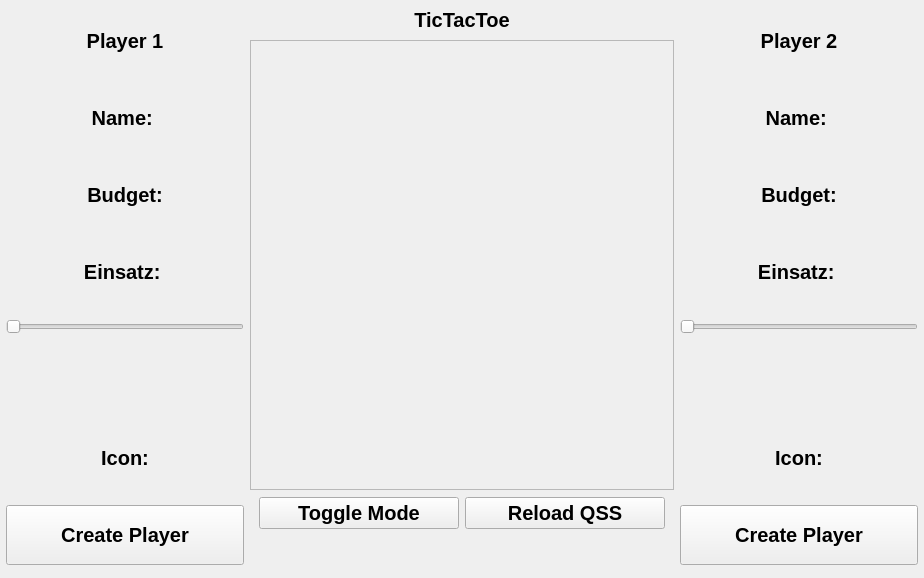
Before: the Qt Designer form uiFiles/mainWindow.ui in HausMeister008/TikTakToeWithDavid, drawn with Qt 5.
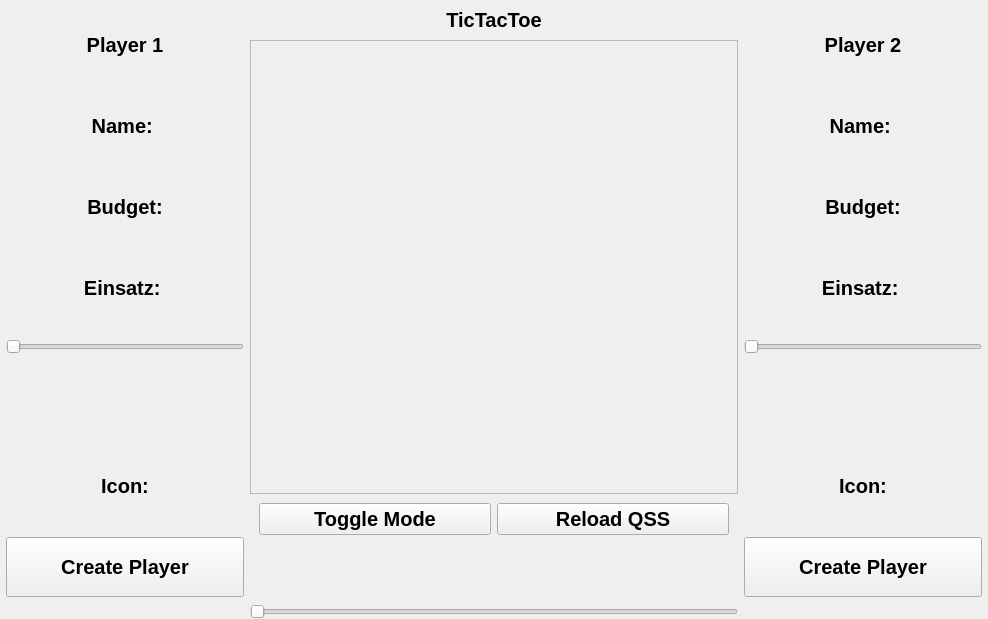
After: the same form once the commit is applied.

```diff
--- a/uiFiles/mainWindow.ui
+++ b/uiFiles/mainWindow.ui
@@ -6,10 +6,16 @@
    <rect>
     <x>0</x>
     <y>0</y>
-    <width>924</width>
-    <height>578</height>
+    <width>988</width>
+    <height>619</height>
    </rect>
   </property>
+  <property name="sizePolicy">
+   <sizepolicy hsizetype="MinimumExpanding" vsizetype="MinimumExpanding">
+    <horstretch>0</horstretch>
+    <verstretch>0</verstretch>
+   </sizepolicy>
+  </property>
   <property name="minimumSize">
    <size>
     <width>800</width>
@@ -431,6 +437,19 @@
            </property>
           </widget>
          </item>
+         <item>
+          <widget class="QSlider" name="sl_field_size">
+           <property name="minimumSize">
+            <size>
+             <width>0</width>
+             <height>10</height>
+            </size>
+           </property>
+           <property name="orientation">
+            <enum>Qt::Horizontal</enum>
+           </property>
+          </widget>
+         </item>
         </layout>
        </widget>
       </item>
```
